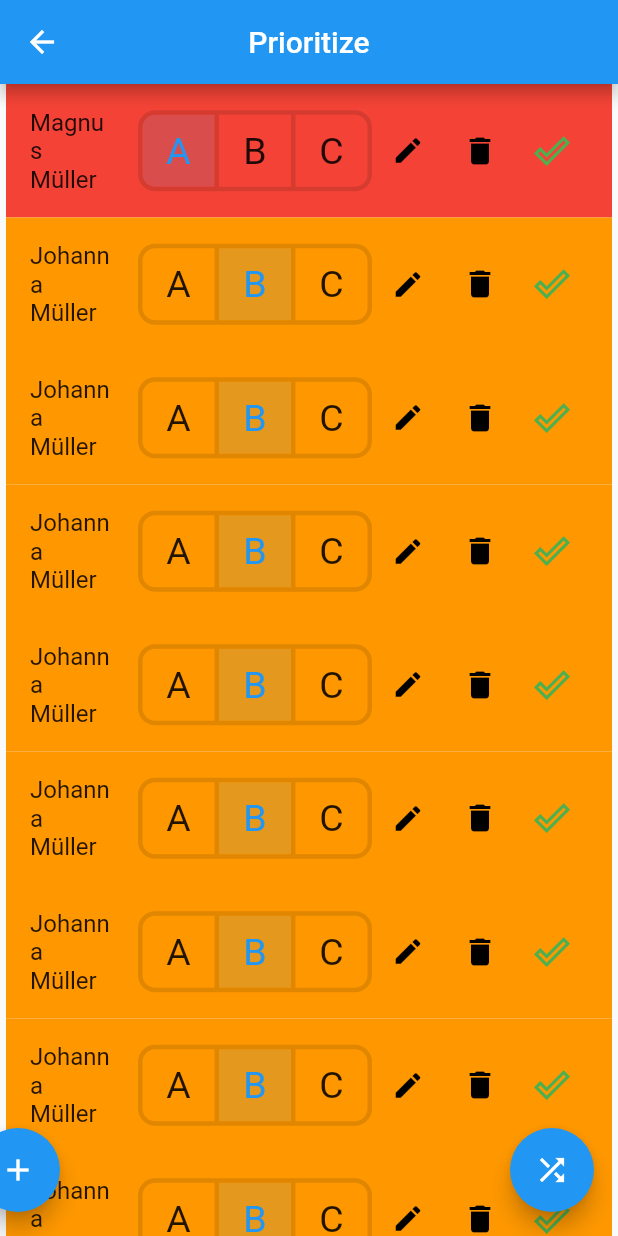
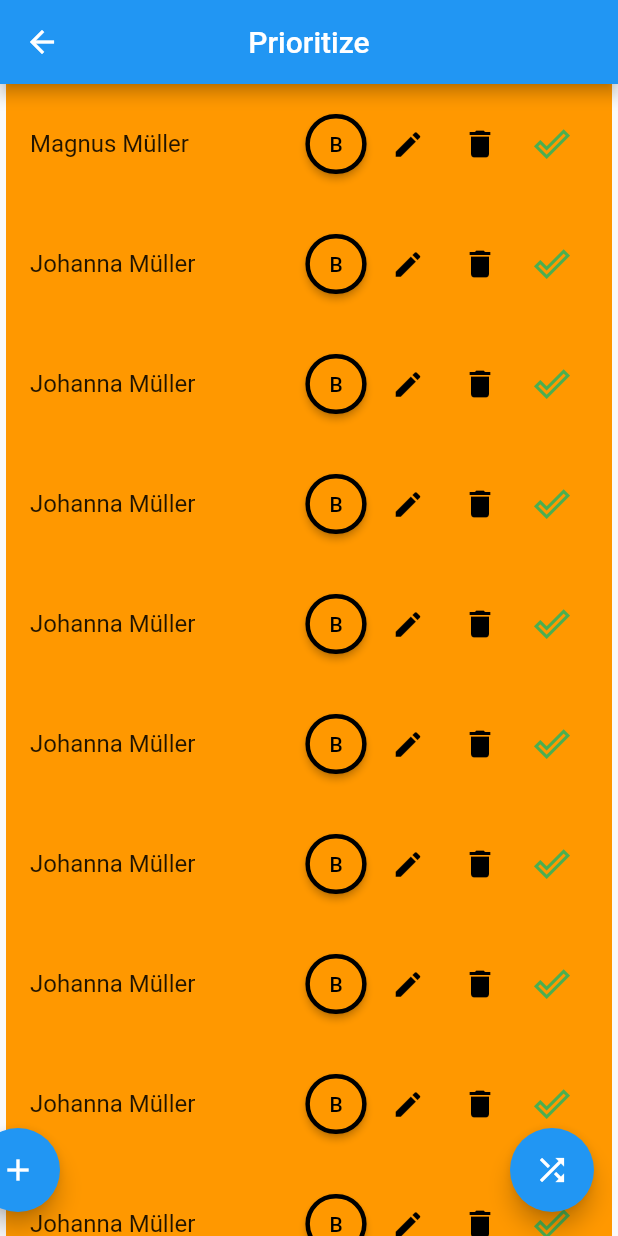
Before and after one commit to MagMueller/king_of_live, a Flutter app: the PrioPage screen opened directly, after a tap on an icon or button, on a phone screen of 412 x 824 dp. Run offline on Flutter 3.47's test engine with Material 2 defaults, Android fonts, the phone set to English and light mode, and no system bars.

Commit message:
One button for Prio

```diff
--- a/lib/pages/prio.dart
+++ b/lib/pages/prio.dart
@@ -17,7 +17,21 @@ class _PrioPageState extends State<PrioPage> {
 
     Items mag = Items(name: "Magnus Müller", prio: 1);
     Items joh = new Items(name: "Johanna Müller", prio: 2);
-    users = [mag, joh, new Items(name: "Johanna Müller", prio: 2), new Items(name: "Johanna Müller", prio: 2),new Items(name: "Johanna Müller", prio: 2), new Items(name: "Johanna Müller", prio: 2), new Items(name: "Johanna Müller", prio: 2),new Items(name: "Johanna Müller", prio: 2), new Items(name: "Johanna Müller", prio: 2),new Items(name: "Johanna Müller", prio: 2),new Items(name: "Johanna Müller", prio: 2),new Items(name: "Johanna Müller", prio: 2),new Items(name: "Johanna Müller", prio: 2)];
+    users = [
+      mag,
+      joh,
+      new Items(name: "Johanna Müller", prio: 2),
+      new Items(name: "Johanna Müller", prio: 2),
+      new Items(name: "Johanna Müller", prio: 2),
+      new Items(name: "Johanna Müller", prio: 2),
+      new Items(name: "Johanna Müller", prio: 2),
+      new Items(name: "Johanna Müller", prio: 2),
+      new Items(name: "Johanna Müller", prio: 2),
+      new Items(name: "Johanna Müller", prio: 2),
+      new Items(name: "Johanna Müller", prio: 2),
+      new Items(name: "Johanna Müller", prio: 2),
+      new Items(name: "Johanna Müller", prio: 2)
+    ];
   }
 
   @override
@@ -42,15 +56,13 @@ class _PrioPageState extends State<PrioPage> {
             return buildUser(index, user, Colors.yellow, 6.0);
           },
         ),
-
         floatingActionButton: Row(
           mainAxisAlignment: MainAxisAlignment.spaceBetween,
           children: [
             FloatingActionButton(
                 onPressed: () => _displayDialog(),
                 tooltip: 'Add Item',
-                child: Icon(Icons.add)
-            ),
+                child: Icon(Icons.add)),
             FloatingActionButton(
               child: Icon(Icons.shuffle),
               onPressed: orderList,
@@ -63,41 +75,33 @@ class _PrioPageState extends State<PrioPage> {
       ListTile(
         key: ValueKey(user),
         contentPadding: EdgeInsets.symmetric(horizontal: 16, vertical: 12),
-        tileColor: setColor(user.prio, user.done),
+        tileColor: get_my_color(user.prio, user.done),
         title: Text(user.name),
         trailing: Row(
           //mainAxisAlignment: MainAxisAlignment.start,
           mainAxisSize: MainAxisSize.min,
           children: [
             //Text(user.prio),
-            ToggleButtons(
-                children: <Widget>[
-                  // first toggle button
-                  Text('A',
-                      style: TextStyle(
-                        fontSize: 25,
-                      )),
-                  // second toggle button
-                  Text('B',
-                      style: TextStyle(
-                        fontSize: 25,
-                      )),
-                  // third toggle button
-                  Text('C',
-                      style: TextStyle(
-                        fontSize: 25,
-                      )),
-                ],
-                // logic for button selection below
-                onPressed: (int index) {
-                  setState(() {
-                    user.prio = index + 1;
-                  });
-                },
-                selectedColor: Colors.blue,
-                borderRadius: BorderRadius.circular(10),
-                borderWidth: 3,
-                isSelected: [1 == user.prio, 2 == user.prio, 3 == user.prio]),
+            ElevatedButton(
+              style: ButtonStyle(
+                minimumSize:MaterialStateProperty.resolveWith((states) => Size(1, 40)) ,
+                backgroundColor: MaterialStateProperty.resolveWith((states) => get_my_color(user.prio, user.done)),
+                //backgroundColor: get_my_color(user.prio, user.done),
+                  shape: MaterialStateProperty.all<RoundedRectangleBorder>(
+                      RoundedRectangleBorder(
+                          borderRadius: BorderRadius.circular(700.0),
+                          side: BorderSide(color: Colors.black, width: 3.0)))),
+              child: Text(get_prio_text(user.prio), style: TextStyle(color: Colors.black),),
+              onPressed: () {
+                setState(() {
+                  if (user.prio == 3){
+                    user.prio = 1;
+
+                  }else{user.prio += 1;}
+                });
+              },
+            ),
+
             IconButton(
               iconSize: 22,
               icon: Icon(Icons.edit, color: Colors.black),
@@ -108,7 +112,8 @@ class _PrioPageState extends State<PrioPage> {
               onPressed: () => remove(index),
             ),
             IconButton(
-              icon: Icon(Icons.done_outline, color: !user.done  ? Colors.green : Colors.black),
+              icon: Icon(Icons.done_outline,
+                  color: !user.done ? Colors.green : Colors.black),
               onPressed: () => done(index),
             ),
           ],
@@ -148,7 +153,7 @@ class _PrioPageState extends State<PrioPage> {
         users = [...prio_A, ...prio_B, ...prio_C];
       });
 
-  Color setColor(int prio, bool done) {
+  Color get_my_color(int prio, bool done) {
     if (done) {
       return Colors.green;
     } else if (prio == 1) {
@@ -161,9 +166,17 @@ class _PrioPageState extends State<PrioPage> {
       return Colors.pink;
   }
 
+  String get_prio_text(int prio) {
+    List<String> prios = ["A", "B", "C"];
+    if (prio <= 3 && prio >= 1) {
+      return prios[prio - 1];
+    } else {
+      return "Error";
+    }
+  }
+
   _addTodoItem(String name) =>
       setState(() => users.add(Items(name: name, prio: 3)));
-
 
   Future<void> _displayDialog() async {
     return showDialog<void>(
```
